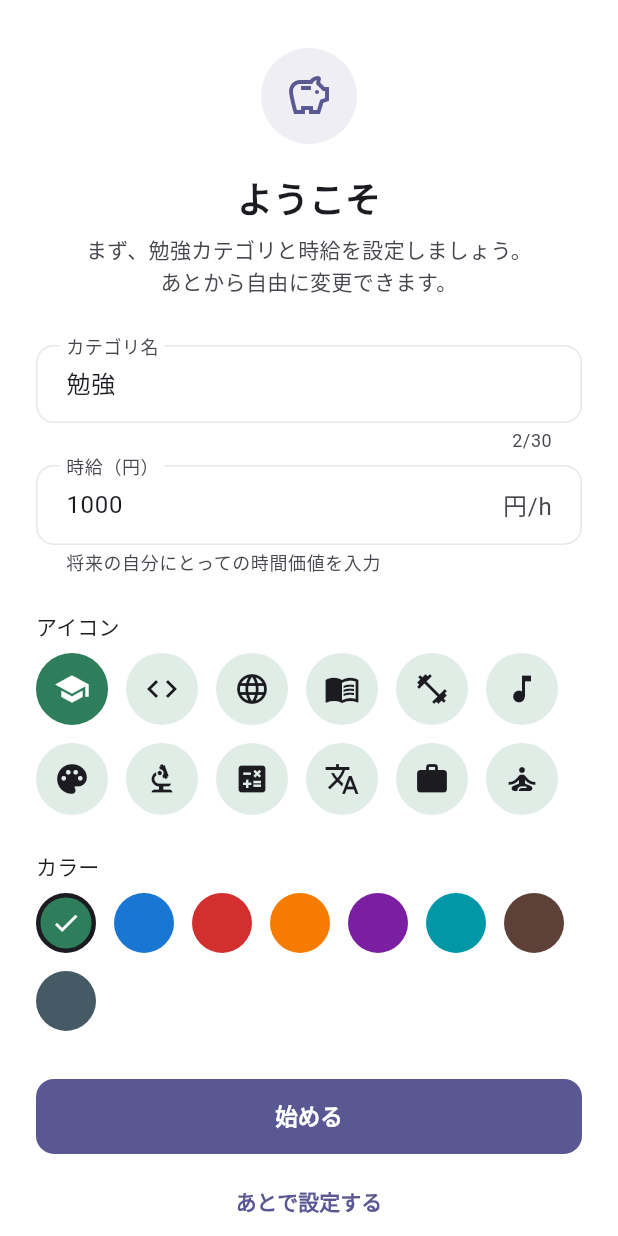
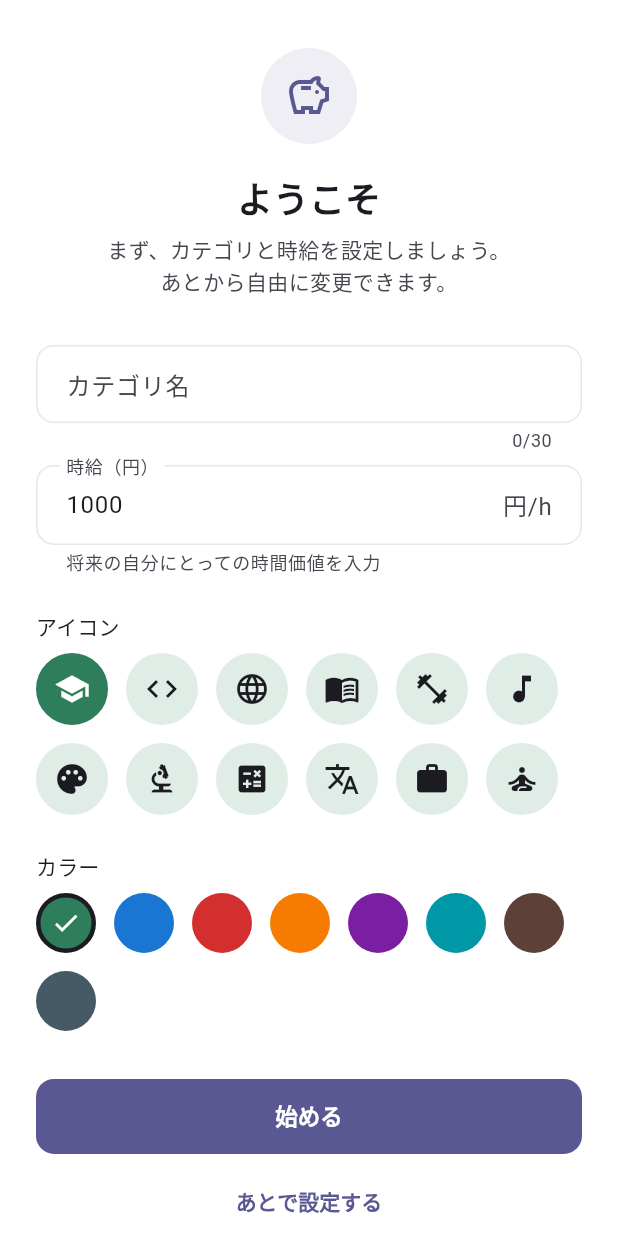
Before and after one commit to ryo3-hub/mirai_bank, a Flutter app: the screen it shows after launch, on a phone screen of 412 x 824 dp. Run offline on Flutter 3.47's test engine with Material 3 defaults, Android fonts, the phone set to English and light mode, and no system bars; our stand-ins replace confetti, drift, fl_chart, flutter_local_notifications, flutter_riverpod, go_router and 4 more; accounts and stored records are empty; generated files the repository leaves out were written again.

Commit message:
fix(onboarding): デフォルト時給 1000、文言とプレースホルダーを調整
- カテゴリ編集シートのデフォルト時給を 2000 → 1000 円に
- オンボーディング画面のサブタイトル「勉強カテゴリと時給を…」→「カテゴリと時給を…」
- カテゴリ名フィールドの初期値「勉強」を削除し、プレースホルダー（hintText）に「勉強」を表示

Co-Authored-By: Claude Opus 4.7 <noreply@anthropic.com>

```diff
--- a/lib/features/category/presentation/category_edit_sheet.dart
+++ b/lib/features/category/presentation/category_edit_sheet.dart
@@ -39,7 +39,7 @@ class _CategoryEditSheetState extends ConsumerState<CategoryEditSheet> {
     final initial = widget.initial;
     _nameController = TextEditingController(text: initial?.name ?? '');
     _rateController =
-        TextEditingController(text: initial?.hourlyRate.toString() ?? '2000');
+        TextEditingController(text: initial?.hourlyRate.toString() ?? '1000');
     _iconCode = initial?.iconCode ?? CategoryPresets.defaultIcon;
     _colorCode = initial?.colorCode ?? CategoryPresets.defaultColor;
   }
--- a/lib/features/onboarding/presentation/onboarding_page.dart
+++ b/lib/features/onboarding/presentation/onboarding_page.dart
@@ -16,7 +16,7 @@ class OnboardingPage extends ConsumerStatefulWidget {
 
 class _OnboardingPageState extends ConsumerState<OnboardingPage> {
   final _formKey = GlobalKey<FormState>();
-  final _nameController = TextEditingController(text: '勉強');
+  final _nameController = TextEditingController();
   final _rateController = TextEditingController(text: '1000');
   final _rateFocus = FocusNode();
   String _iconCode = CategoryPresets.defaultIcon;
@@ -113,7 +113,7 @@ class _OnboardingPageState extends ConsumerState<OnboardingPage> {
                       ),
                       const SizedBox(height: 8),
                       Text(
-                        'まず、勉強カテゴリと時給を設定しましょう。\nあとから自由に変更できます。',
+                        'まず、カテゴリと時給を設定しましょう。\nあとから自由に変更できます。',
                         style: theme.textTheme.bodyMedium?.copyWith(
                           color: theme.colorScheme.onSurfaceVariant,
                           height: 1.5,
@@ -127,7 +127,7 @@ class _OnboardingPageState extends ConsumerState<OnboardingPage> {
                         onFieldSubmitted: (_) => _rateFocus.requestFocus(),
                         decoration: const InputDecoration(
                           labelText: 'カテゴリ名',
-                          hintText: '例：プログラミング、英語、資格',
+                          hintText: '勉強',
                         ),
                         maxLength: Category.nameMaxLength,
                         validator: Category.validateName,
```
